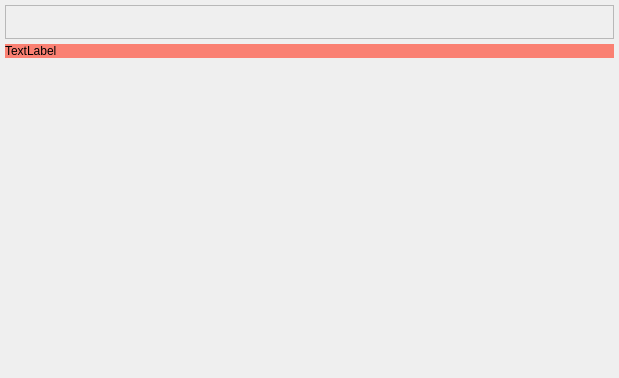
The window that src/mainwindow.ui (Quick-Event/startertool) describes before a commit, drawn with Qt 5.
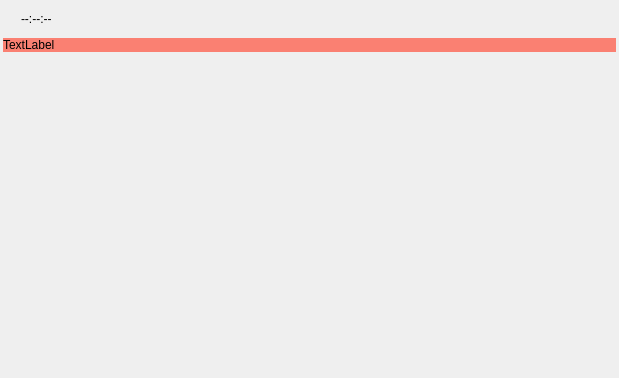
The same window after the commit. Icons and pictures are not drawn.

Commit message: Start widget can show name, class, start time

Diff of the .ui file:
```diff
--- a/src/mainwindow.ui
+++ b/src/mainwindow.ui
@@ -25,24 +25,43 @@
    </property>
    <layout class="QVBoxLayout" name="verticalLayout">
     <property name="spacing">
-     <number>5</number>
+     <number>3</number>
     </property>
     <property name="leftMargin">
-     <number>5</number>
+     <number>3</number>
     </property>
     <property name="topMargin">
-     <number>5</number>
+     <number>3</number>
     </property>
     <property name="rightMargin">
-     <number>5</number>
+     <number>3</number>
     </property>
     <property name="bottomMargin">
+     <number>3</number>
+    </property>
+    <item>
+     <layout class="QHBoxLayout" name="horizontalLayout_2">
+      <property name="leftMargin">
      <number>5</number>
     </property>
+      <item>
+       <widget class="QLabel" name="connectionState">
+        <property name="pixmap">
+         <pixmap resource="../startertool.qrc">:/images/off-led.svg</pixmap>
+        </property>
+       </widget>
+      </item>
+      <item>
+       <widget class="QLabel" name="lblCurrentTime">
+        <property name="text">
+         <string>--:--:--</string>
+        </property>
+       </widget>
+      </item>
     <item>
      <widget class="QFrame" name="toolBarFrame">
       <property name="frameShape">
-       <enum>QFrame::StyledPanel</enum>
+         <enum>QFrame::NoFrame</enum>
       </property>
       <property name="frameShadow">
        <enum>QFrame::Raised</enum>
@@ -63,6 +82,19 @@
        <property name="bottomMargin">
         <number>5</number>
        </property>
+         <item>
+          <spacer name="horizontalSpacer">
+           <property name="orientation">
+            <enum>Qt::Horizontal</enum>
+           </property>
+           <property name="sizeHint" stdset="0">
+            <size>
+             <width>40</width>
+             <height>20</height>
+            </size>
+           </property>
+          </spacer>
+         </item>
        <item>
         <widget class="QPushButton" name="tbShowMenu">
          <property name="icon">
@@ -80,28 +112,10 @@
          </property>
         </widget>
        </item>
-       <item>
-        <spacer name="horizontalSpacer">
-         <property name="orientation">
-          <enum>Qt::Horizontal</enum>
-         </property>
-         <property name="sizeHint" stdset="0">
-          <size>
-           <width>40</width>
-           <height>20</height>
-          </size>
-         </property>
-        </spacer>
-       </item>
-       <item>
-        <widget class="QLabel" name="connectionState">
-         <property name="pixmap">
-          <pixmap resource="../startertool.qrc">:/images/off-led.svg</pixmap>
-         </property>
+        </layout>
         </widget>
        </item>
       </layout>
-     </widget>
     </item>
     <item>
      <widget class="QLabel" name="lblError">
```
Lines whose indentation alone changed are shown as unchanged. The commit also changes 13 other files.
